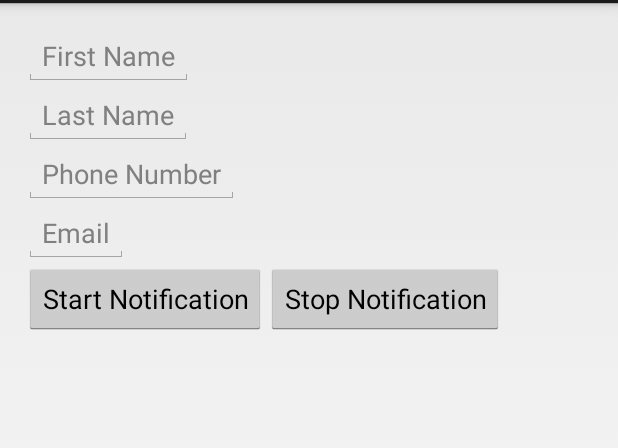
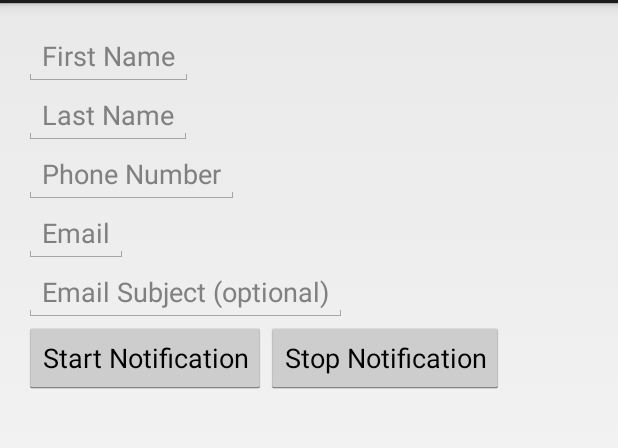
Before and after one commit to dlucci/BusinessCard, an Android app: the screen it shows after launch (CardActivity), on a phone screen of 412 x 824 dp, the part 69-517 px from its top. Run offline under Robolectric (Android 15) with nearby library versions, the phone set to English and light mode, and no system bars; our stand-ins replace ButterKnife; 5 statements that could not run were skipped.

Commit message:
Notification buttons will now persist.  Added an email subject to the layout as well

```diff
--- a/app/build.gradle
+++ b/app/build.gradle
@@ -13,7 +13,7 @@ android {
     }
     buildTypes {
         release {
-            runProguard false
+            minifyEnabled false
             proguardFiles getDefaultProguardFile('proguard-android.txt'), 'proguard-rules.pro'
         }
     }
--- a/app/src/main/java/com/dlucci/businesscard/CardActivity.java
+++ b/app/src/main/java/com/dlucci/businesscard/CardActivity.java
@@ -19,7 +19,7 @@ import butterknife.OnClick;
 
 public class CardActivity extends Activity {
 
-    @InjectViews({R.id.firstName, R.id.lastName, R.id.phoneNumber, R.id.email})
+    @InjectViews({R.id.firstName, R.id.lastName, R.id.phoneNumber, R.id.email, R.id.subject})
     List<EditText> views;
 
     @InjectViews({R.id.start, R.id.stop})
@@ -41,9 +41,6 @@ public class CardActivity extends Activity {
         ButterKnife.inject(this);
 
         setFields();
-
-        emailSubject = "We met at the conference";
-
     }
 
     private void setFields() {
@@ -51,27 +48,9 @@ public class CardActivity extends Activity {
         views.get(1).setText(lName);
         views.get(2).setText(pNumber);
         views.get(3).setText(pEmail);
+        views.get(4).setText(emailSubject);
      }
 
-
-//    @Override
-//    public boolean onCreateOptionsMenu(Menu menu) {
-//        // Inflate the menu; this adds items to the action bar if it is present.
-//        getMenuInflater().inflate(R.menu.card, menu);
-//        return true;
-//    }
-//
-//    @Override
-//    public boolean onOptionsItemSelected(MenuItem item) {
-//        // Handle action bar item clicks here. The action bar will
-//        // automatically handle clicks on the Home/Up button, so long
-//        // as you specify a parent activity in AndroidManifest.xml.
-//        int id = item.getItemId();
-//        if (id == R.id.action_settings) {
-//            return true;
-//        }
-//        return super.onOptionsItemSelected(item);
-//    }
 
     @OnClick({R.id.start, R.id.stop})
     public void click() {
@@ -80,6 +59,7 @@ public class CardActivity extends Activity {
             lName = views.get(1).getText().toString();
             pNumber = views.get(2).getText().toString();
             pEmail = views.get(3).getText().toString();
+            emailSubject = views.get(4).getText().toString();
 
             messageBody = "My name is " + fName + " " + lName + ".  My phone number is " + pNumber + " and my email is " + pEmail;
 
@@ -104,6 +84,7 @@ public class CardActivity extends Activity {
                     .addAction(R.drawable.ic_action_chat, "Text", tIntent)
                     .addAction(R.drawable.ic_action_email, "Email", eIntent)
                     .setContentIntent(pendingClickIntent)
+                    .setPriority(Notification.PRIORITY_MAX)
                     .setOngoing(true);
             notification = (NotificationManager) getSystemService(NOTIFICATION_SERVICE);
 
--- a/app/src/main/res/layout/activity_card.xml
+++ b/app/src/main/res/layout/activity_card.xml
@@ -29,6 +29,13 @@
         android:hint="Email"
         android:layout_width="wrap_content"
         android:layout_height="wrap_content" />
+    <EditText
+        android:id="@+id/subject"
+        android:hint="Email Subject (optional)"
+        android:layout_width="wrap_content"
+        android:layout_height="wrap_content" />
+
+    <!--This is for the notification itself -->
     <LinearLayout
         android:layout_width="match_parent"
         android:layout_height="match_parent"
--- a/build.gradle
+++ b/build.gradle
@@ -5,7 +5,7 @@ buildscript {
         jcenter()
     }
     dependencies {
-        classpath 'com.android.tools.build:gradle:0.12.2'
+        classpath 'com.android.tools.build:gradle:1.1.0'
 
         // NOTE: Do not place your application dependencies here; they belong
         // in the individual module build.gradle files
```
Also changed, not shown: gradle/wrapper/gradle-wrapper.properties, 1 other file.
